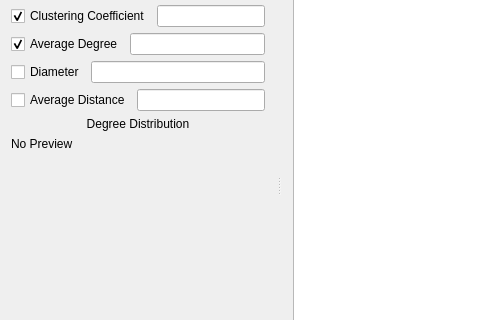
Above: App/main_window.ui from yxsu/scn before the change; both pictures show x 0 to 480 and y 145 to 465 of the 1017 by 646 pixel window. Below: the same form after it.
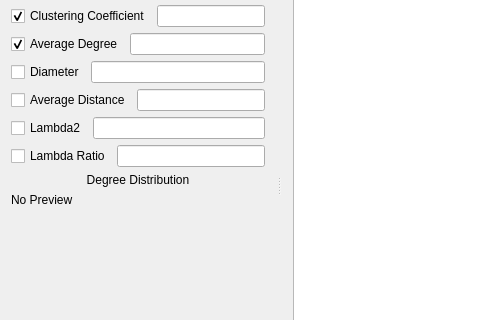
That is the form after the change.

Commit message: add lambda_computation for synchronizability computing

```diff
--- a/App/main_window.ui
+++ b/App/main_window.ui
@@ -189,6 +189,34 @@
        </item>
       </layout>
      </item>
+     <item>
+      <layout class="QHBoxLayout" name="horizontalLayout_8">
+       <item>
+        <widget class="QCheckBox" name="checkBox_lambda2">
+         <property name="text">
+          <string>Lambda2</string>
+         </property>
+        </widget>
+       </item>
+       <item>
+        <widget class="QLineEdit" name="lineEdit_lambda2"/>
+       </item>
+      </layout>
+     </item>
+     <item>
+      <layout class="QHBoxLayout" name="horizontalLayout_9">
+       <item>
+        <widget class="QCheckBox" name="checkBox_lambda_ratio">
+         <property name="text">
+          <string>Lambda Ratio</string>
+         </property>
+        </widget>
+       </item>
+       <item>
+        <widget class="QLineEdit" name="lineEdit_lambda_ratio"/>
+       </item>
+      </layout>
+     </item>
      <item>
       <widget class="QLabel" name="label_degree_dist">
        <property name="layoutDirection">
```
Left out of the diff: 2 changed lines with no effect on the pictures. The commit also changes 7 other files.
